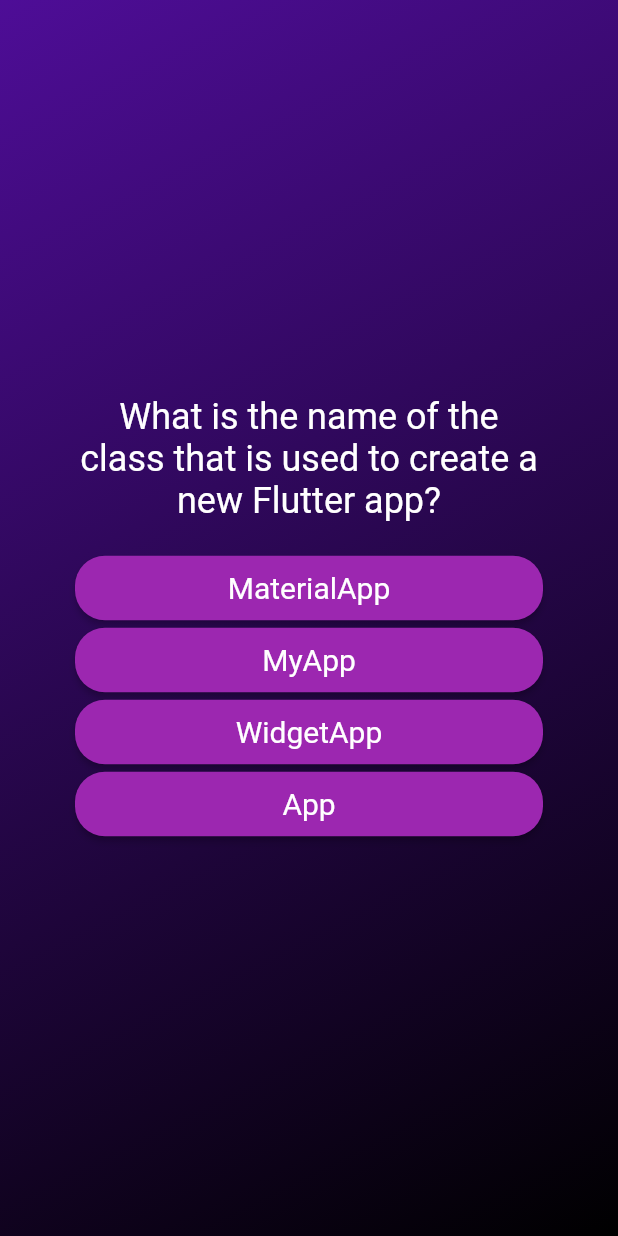
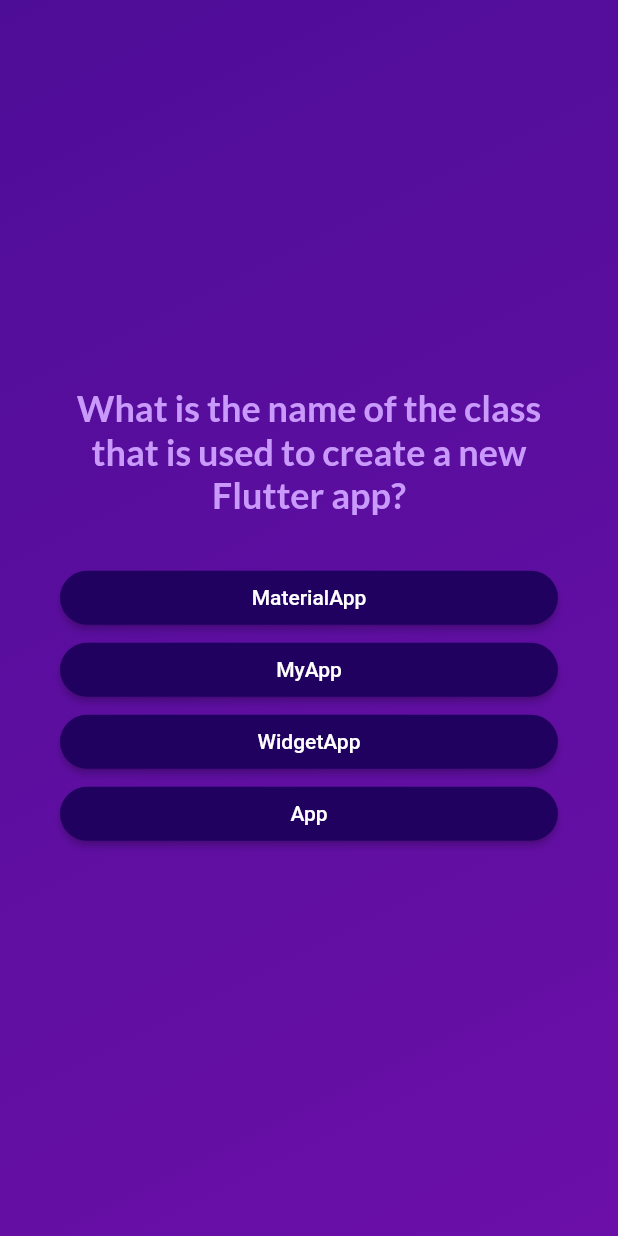
Before and after one commit to bercats/quiz_app, a Flutter app: the screen it shows after launch, after a tap on "Start Quiz", after a tap on "Classes", on a phone screen of 412 x 824 dp. Run offline on Flutter 3.47's test engine with Material 2 defaults, Android fonts, the phone set to English and light mode, and no system bars; our stand-ins replace google_fonts.

Commit message:
passing data between widgets and using google fonts

```diff
--- a/lib/answer_button.dart
+++ b/lib/answer_button.dart
@@ -1,30 +1,34 @@
 import 'package:flutter/material.dart';
 
-class AnswerButton extends StatelessWidget{
-  const AnswerButton(this.answerText, this.onPressed, {Key? key}) : super(key: key);
+class AnswerButton extends StatelessWidget {
+  const AnswerButton({
+    super.key,
+    required this.answerText,
+    required this.onTap,
+  });
 
   final String answerText;
-  final void Function() onPressed;
+  final void Function() onTap;
 
   @override
   Widget build(BuildContext context) {
     return ElevatedButton(
-      onPressed: onPressed,
+      onPressed: onTap,
       style: ElevatedButton.styleFrom(
         padding: const EdgeInsets.symmetric(
-          horizontal: 20,
           vertical: 10,
+          horizontal: 40,
         ),
+        backgroundColor: const Color.fromARGB(255, 33, 1, 95),
         foregroundColor: Colors.white,
-        backgroundColor: Colors.purple,
         shape: RoundedRectangleBorder(
-          borderRadius: BorderRadius.circular(20),
-        ),
-        textStyle: const TextStyle(
-          fontSize: 20,
+          borderRadius: BorderRadius.circular(40),
         ),
       ),
-      child: Text(answerText, textAlign: TextAlign.center, style: const TextStyle(fontSize: 20)),
+      child: Text(
+        answerText,
+        textAlign: TextAlign.center,
+      ),
     );
   }
 }
--- a/lib/questions_screen.dart
+++ b/lib/questions_screen.dart
@@ -1,9 +1,16 @@
 import 'package:flutter/material.dart';
+import 'package:google_fonts/google_fonts.dart';
+
 import 'package:quiz_app/answer_button.dart';
 import 'package:quiz_app/data/questions.dart';
 
 class QuestionsScreen extends StatefulWidget {
-  const QuestionsScreen({super.key});
+  const QuestionsScreen({
+    super.key,
+    required this.onSelectAnswer,
+  });
+
+  final void Function(String answer) onSelectAnswer;
 
   @override
   State<QuestionsScreen> createState() {
@@ -12,29 +19,47 @@ class QuestionsScreen extends StatefulWidget {
 }
 
 class _QuestionsScreenState extends State<QuestionsScreen> {
-  var activeQuestionIndex = 0;
+  var currentQuestionIndex = 0;
 
-  void answerQuestion() {
+  void answerQuestion(String selectedAnswer) {
+    widget.onSelectAnswer(selectedAnswer);
+    // currentQuestionIndex = currentQuestionIndex + 1;
+    // currentQuestionIndex += 1;
     setState(() {
-      activeQuestionIndex++;
+      currentQuestionIndex++; // increments the value by 1
     });
   }
+
   @override
   Widget build(context) {
-    final currentQuestion = questions[activeQuestionIndex];
+    final currentQuestion = questions[currentQuestionIndex];
+
     return SizedBox(
       width: double.infinity,
       child: Container(
-        margin: const EdgeInsets.all(50),
+        margin: const EdgeInsets.all(40),
         child: Column(
           mainAxisAlignment: MainAxisAlignment.center,
           crossAxisAlignment: CrossAxisAlignment.stretch,
           children: [
-            Text(currentQuestion.question, style: TextStyle(color: Colors.white, fontSize: 24), textAlign: TextAlign.center),
-            const SizedBox(height: 20),
+            Text(
+              currentQuestion.question,
+              style: GoogleFonts.lato(
+                color: const Color.fromARGB(255, 201, 153, 251),
+                fontSize: 24,
+                fontWeight: FontWeight.bold,
+              ),
+              textAlign: TextAlign.center,
+            ),
+            const SizedBox(height: 30),
             ...currentQuestion.getShuffledAnswers().map((answer) {
-              return AnswerButton(answer, answerQuestion);
-            }),
+              return AnswerButton(
+                answerText: answer,
+                onTap: () {
+                  answerQuestion(answer);
+                },
+              );
+            })
           ],
         ),
       ),
--- a/lib/quiz.dart
+++ b/lib/quiz.dart
@@ -1,4 +1,5 @@
 import 'package:flutter/material.dart';
+
 import 'package:quiz_app/start_screen.dart';
 import 'package:quiz_app/questions_screen.dart';
 
@@ -12,6 +13,7 @@ class Quiz extends StatefulWidget {
 }
 
 class _QuizState extends State<Quiz> {
+  final List<String> selectedAnswers = [];
   var activeScreen = 'start-screen';
 
   void switchScreen() {
@@ -20,13 +22,20 @@ class _QuizState extends State<Quiz> {
     });
   }
 
+  void chooseAnswer(String answer) {
+    selectedAnswers.add(answer);
+  }
+
   @override
   Widget build(context) {
     Widget screenWidget = StartScreen(switchScreen);
 
     if (activeScreen == 'questions-screen') {
-      screenWidget = const QuestionsScreen();
+      screenWidget = QuestionsScreen(
+        onSelectAnswer: chooseAnswer,
+      );
     }
+
     return MaterialApp(
       home: Scaffold(
         body: Container(
@@ -34,7 +43,7 @@ class _QuizState extends State<Quiz> {
             gradient: LinearGradient(
               colors: [
                 Color.fromARGB(255, 78, 13, 151),
-                Color.fromARGB(255, 0, 0, 0),
+                Color.fromARGB(255, 107, 15, 168),
               ],
               begin: Alignment.topLeft,
               end: Alignment.bottomRight,
--- a/lib/start_screen.dart
+++ b/lib/start_screen.dart
@@ -1,4 +1,5 @@
 import 'package:flutter/material.dart';
+import 'package:google_fonts/google_fonts.dart';
 
 class StartScreen extends StatelessWidget {
   const StartScreen(this.startQuiz, {super.key});
@@ -16,11 +17,18 @@ class StartScreen extends StatelessWidget {
             width: 300,
             color: const Color.fromARGB(150, 255, 255, 255),
           ),
+          // Opacity(
+          //   opacity: 0.6,
+          //   child: Image.asset(
+          //     'assets/images/quiz-logo.png',
+          //     width: 300,
+          //   ),
+          // ),
           const SizedBox(height: 80),
-          const Text(
+          Text(
             'Learn Flutter the fun way!',
-            style: TextStyle(
-              color: Color.fromARGB(255, 237, 223, 252),
+            style: GoogleFonts.lato(
+              color: const Color.fromARGB(255, 237, 223, 252),
               fontSize: 24,
             ),
           ),
--- a/pubspec.yaml
+++ b/pubspec.yaml
@@ -35,6 +35,7 @@ dependencies:
   # The following adds the Cupertino Icons font to your application.
   # Use with the CupertinoIcons class for iOS style icons.
   cupertino_icons: ^1.0.2
+  google_fonts: ^6.1.0
 
 dev_dependencies:
   flutter_test:
```
Also changed, not shown: pubspec.lock, 2 other files.
